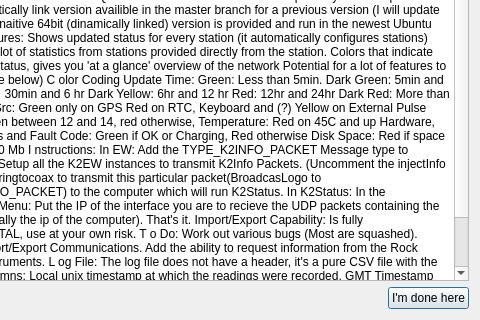
The window that src/aboutme.ui (Fran89/K2Status) describes before a commit, drawn with Qt 5; both pictures show x 88 to 568 and y 89 to 409 of the 568 by 409 pixel window.
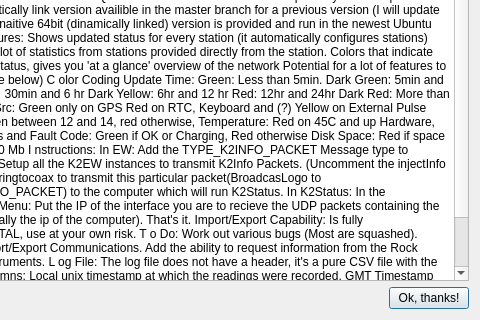
The same window after the commit.

```diff
--- a/src/aboutme.ui
+++ b/src/aboutme.ui
@@ -121,7 +121,7 @@
      <item>
       <widget class="QPushButton" name="pushButton">
        <property name="text">
-        <string>I'm done here</string>
+        <string>Ok, thanks!</string>
        </property>
       </widget>
      </item>
```
